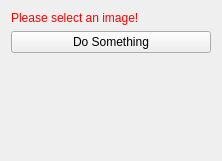
The window that Plugins/org.mitk.lancet.surgicalsimulate/src/internal/SurgicalSimulateControls.ui (lllnico/LancetMITK-Adition) describes before a commit, drawn with Qt 5.
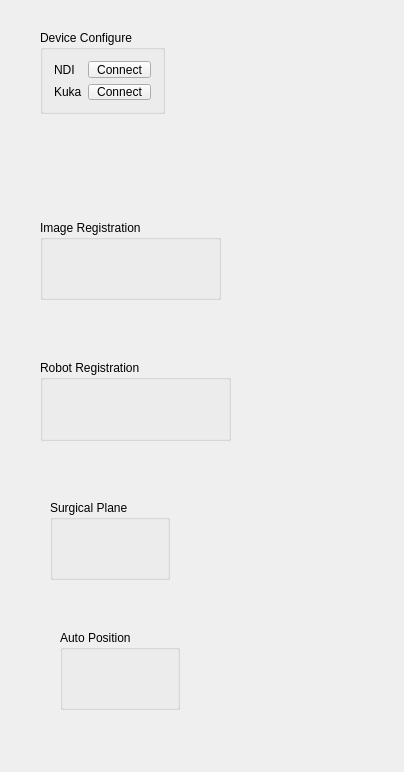
The same window after the commit.

Diff of the .ui file:
```diff
--- a/Plugins/org.mitk.lancet.surgicalsimulate/src/internal/SurgicalSimulateControls.ui
+++ b/Plugins/org.mitk.lancet.surgicalsimulate/src/internal/SurgicalSimulateControls.ui
@@ -6,8 +6,8 @@
    <rect>
     <x>0</x>
     <y>0</y>
-    <width>222</width>
-    <height>161</height>
+    <width>404</width>
+    <height>772</height>
    </rect>
   </property>
   <property name="minimumSize">
@@ -19,44 +19,101 @@
   <property name="windowTitle">
    <string>QmitkTemplate</string>
   </property>
-  <layout class="QVBoxLayout" name="verticalLayout">
-   <item>
-    <widget class="QLabel" name="labelWarning">
-     <property name="styleSheet">
-      <string notr="true">QLabel { color: rgb(255, 0, 0) }</string>
-     </property>
-     <property name="text">
-      <string>Please select an image!</string>
-     </property>
-    </widget>
-   </item>
-   <item>
-    <widget class="QPushButton" name="buttonPerformImageProcessing">
-     <property name="toolTip">
-      <string>Do image processing</string>
-     </property>
-     <property name="text">
-      <string>Do Something</string>
-     </property>
-    </widget>
-   </item>
-   <item>
-    <spacer name="spacer1">
-     <property name="orientation">
-      <enum>Qt::Vertical</enum>
-     </property>
-     <property name="sizeType">
-      <enum>QSizePolicy::Expanding</enum>
-     </property>
-     <property name="sizeHint" stdset="0">
-      <size>
-       <width>20</width>
-       <height>220</height>
-      </size>
-     </property>
-    </spacer>
-   </item>
-  </layout>
+  <widget class="QGroupBox" name="groupBox">
+   <property name="geometry">
+    <rect>
+     <x>40</x>
+     <y>30</y>
+     <width>125</width>
+     <height>84</height>
+    </rect>
+   </property>
+   <property name="title">
+    <string>Device Configure</string>
+   </property>
+   <layout class="QGridLayout" name="gridLayout">
+    <item row="0" column="0">
+     <widget class="QLabel" name="label">
+      <property name="text">
+       <string>NDI</string>
+      </property>
+     </widget>
+    </item>
+    <item row="0" column="1">
+     <widget class="QPushButton" name="pushButton_ndiconnect">
+      <property name="text">
+       <string>Connect</string>
+      </property>
+     </widget>
+    </item>
+    <item row="1" column="0">
+     <widget class="QLabel" name="label_2">
+      <property name="text">
+       <string>Kuka</string>
+      </property>
+     </widget>
+    </item>
+    <item row="1" column="1">
+     <widget class="QPushButton" name="pushButton_robotconnect">
+      <property name="text">
+       <string>Connect</string>
+      </property>
+     </widget>
+    </item>
+   </layout>
+  </widget>
+  <widget class="QGroupBox" name="groupBox_2">
+   <property name="geometry">
+    <rect>
+     <x>40</x>
+     <y>220</y>
+     <width>181</width>
+     <height>80</height>
+    </rect>
+   </property>
+   <property name="title">
+    <string>Image Registration</string>
+   </property>
+  </widget>
+  <widget class="QGroupBox" name="groupBox_3">
+   <property name="geometry">
+    <rect>
+     <x>40</x>
+     <y>360</y>
+     <width>191</width>
+     <height>81</height>
+    </rect>
+   </property>
+   <property name="title">
+    <string>Robot Registration</string>
+   </property>
+  </widget>
+  <widget class="QGroupBox" name="groupBox_4">
+   <property name="geometry">
+    <rect>
+     <x>50</x>
+     <y>500</y>
+     <width>120</width>
+     <height>80</height>
+    </rect>
+   </property>
+   <property name="title">
+    <string>Surgical Plane</string>
+   </property>
+  </widget>
+  <widget class="QGroupBox" name="groupBox_5">
+   <property name="geometry">
+    <rect>
+     <x>60</x>
+     <y>630</y>
+     <width>120</width>
+     <height>80</height>
+    </rect>
+   </property>
+   <property name="title">
+    <string>Auto Position</string>
+   </property>
+  </widget>
  </widget>
  <layoutdefault spacing="6" margin="11"/>
  <resources/>
```
